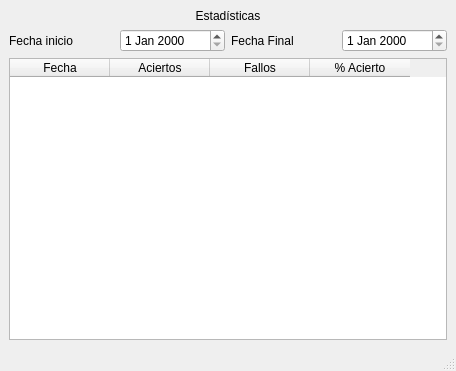
The window that mapa/stats.ui (jorgecanut/mapaIHM) describes before a commit, drawn with Qt 5.
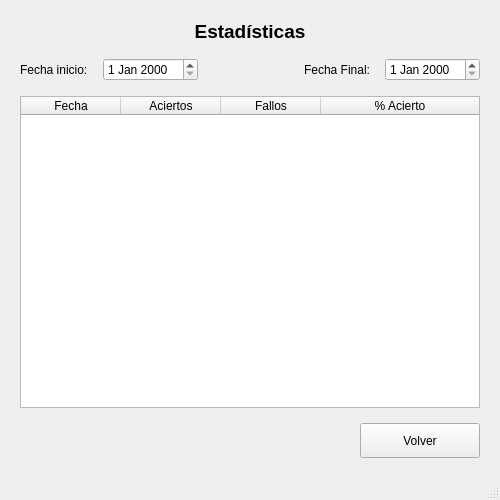
The same window after the commit.

Diff of the .ui file:
```diff
--- a/mapa/stats.ui
+++ b/mapa/stats.ui
@@ -6,17 +6,38 @@
    <rect>
     <x>0</x>
     <y>0</y>
-    <width>456</width>
-    <height>371</height>
+    <width>500</width>
+    <height>500</height>
    </rect>
   </property>
   <property name="windowTitle">
    <string>MainWindow</string>
   </property>
   <widget class="QWidget" name="centralwidget">
-   <layout class="QVBoxLayout" name="verticalLayout">
+   <layout class="QVBoxLayout" name="verticalLayout_main">
+    <property name="spacing">
+     <number>15</number>
+    </property>
+    <property name="leftMargin">
+     <number>20</number>
+    </property>
+    <property name="topMargin">
+     <number>20</number>
+    </property>
+    <property name="rightMargin">
+     <number>20</number>
+    </property>
+    <property name="bottomMargin">
+     <number>20</number>
+    </property>
     <item>
-     <widget class="QLabel" name="label">
+     <widget class="QLabel" name="label_titulo">
+      <property name="font">
+       <font>
+        <pointsize>14</pointsize>
+        <bold>true</bold>
+       </font>
+      </property>
       <property name="text">
        <string>Estadísticas</string>
       </property>
@@ -26,11 +47,11 @@
      </widget>
     </item>
     <item>
-     <layout class="QHBoxLayout" name="horizontalLayout_2">
+     <layout class="QHBoxLayout" name="horizontalLayout_fechas">
       <item>
        <widget class="QLabel" name="label_2">
         <property name="text">
-         <string>Fecha inicio</string>
+         <string>Fecha inicio:</string>
         </property>
        </widget>
       </item>
@@ -38,9 +59,22 @@
        <widget class="QDateEdit" name="deFechaInicio"/>
       </item>
       <item>
-       <widget class="QLabel" name="label_3">
+       <spacer name="horizontalSpacer">
+        <property name="orientation">
+         <enum>Qt::Orientation::Horizontal</enum>
+        </property>
+        <property name="sizeHint" stdset="0">
+         <size>
+          <width>40</width>
+          <height>20</height>
+         </size>
+        </property>
+       </spacer>
+      </item>
+      <item>
+       <widget class="QLabel" name="labelFinal">
         <property name="text">
-         <string>Fecha Final</string>
+         <string>Fecha Final:</string>
         </property>
        </widget>
       </item>
@@ -54,6 +88,9 @@
       <property name="columnCount">
        <number>4</number>
       </property>
+      <attribute name="horizontalHeaderStretchLastSection">
+       <bool>true</bool>
+      </attribute>
       <column>
        <property name="text">
         <string>Fecha</string>
@@ -76,6 +113,36 @@
       </column>
      </widget>
     </item>
+    <item>
+     <layout class="QHBoxLayout" name="horizontalLayout_boton">
+      <item>
+       <spacer name="horizontalSpacer_2">
+        <property name="orientation">
+         <enum>Qt::Orientation::Horizontal</enum>
+        </property>
+        <property name="sizeHint" stdset="0">
+         <size>
+          <width>0</width>
+          <height>0</height>
+         </size>
+        </property>
+       </spacer>
+      </item>
+      <item>
+       <widget class="QPushButton" name="btnVolver">
+        <property name="minimumSize">
+         <size>
+          <width>120</width>
+          <height>35</height>
+         </size>
+        </property>
+        <property name="text">
+         <string>Volver</string>
+        </property>
+       </widget>
+      </item>
+     </layout>
+    </item>
    </layout>
   </widget>
   <widget class="QMenuBar" name="menubar">
```
Left out of the diff: 8 changed lines with no effect on the pictures.
